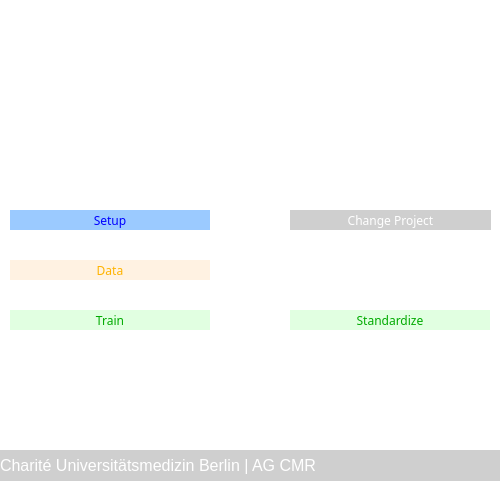
First picture: the form in marissa/gui/designs/gui_project.ui, repository DSV-CUB/MARISSA, before the edit.
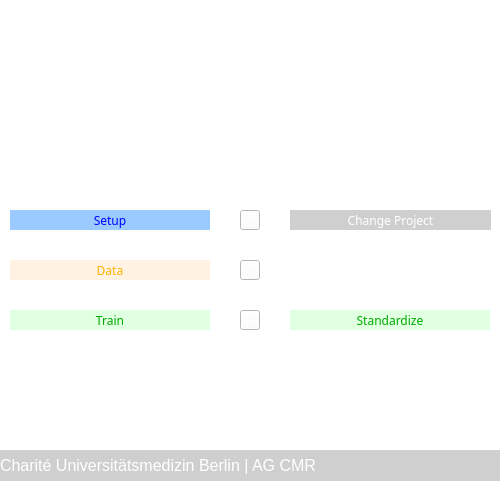
Second picture: the form after the edit.

The edit to the form file:
```diff
--- a/marissa/gui/designs/gui_project.ui
+++ b/marissa/gui/designs/gui_project.ui
@@ -310,7 +310,10 @@
      <string>Standardize</string>
     </property>
    </widget>
-   <widget class="QPushButton" name="btn_icon_db_plot">
+   <widget class="QPushButton" name="btn_icon_database_light">
+    <property name="enabled">
+     <bool>true</bool>
+    </property>
     <property name="geometry">
      <rect>
       <x>240</x>
@@ -327,23 +330,7 @@
      </font>
     </property>
     <property name="styleSheet">
-     <string notr="true">QPushButton
-{
-background-color: rgb(255, 255, 255);
-border: 0px;
-}
-
-QPushButton::pressed
-{
-background-color: rgb(255, 255, 255);
-border: 0px;
-}
-
-QPushButton::hover
-{
-background-color:  rgb(48, 48, 48);
-border: 0px;
-}</string>
+     <string notr="true"/>
     </property>
     <property name="text">
      <string/>
@@ -366,16 +353,7 @@
      </font>
     </property>
     <property name="styleSheet">
-     <string notr="true">QPushButton
-{
-background-color: rgb(255, 255, 255);
-border: 0px;
-}
-QPushButton::hover
-{
-background-color: rgb(0, 170, 0);
-border: 0px;
-}</string>
+     <string notr="true"/>
     </property>
     <property name="text">
      <string/>
@@ -398,23 +376,7 @@
      </font>
     </property>
     <property name="styleSheet">
-     <string notr="true">QPushButton
-{
-background-color: rgb(255, 255, 255);
-border: 0px;
-}
-
-QPushButton::pressed
-{
-background-color: rgb(255, 255, 255);
-border: 0px;
-}
-
-QPushButton::hover
-{
-background-color:  rgb(255, 179, 0);
-border: 0px;
-}</string>
+     <string notr="true"/>
     </property>
     <property name="text">
      <string/>
```
Left out of the diff: 10 changed lines with no effect on the pictures.
